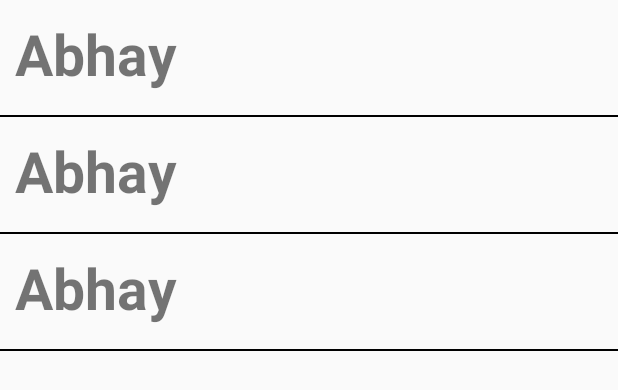
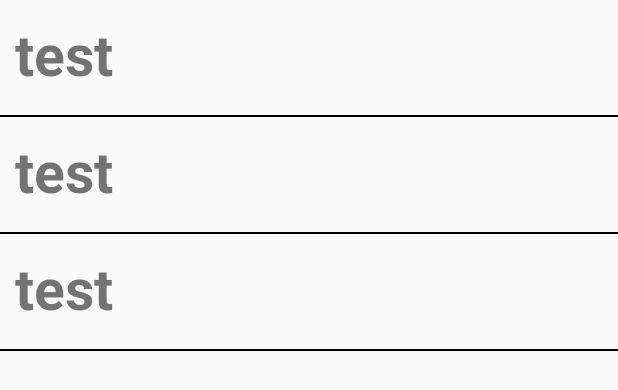
Before and after one commit to archillexx/Babble, an Android app: the layout activity_main.xml on its own in the app's theme, with its tools: preview values and no code run, on a phone screen of 412 x 824 dp. Shown: the top 390 px of the screen. Run offline under Robolectric (Android 15) with nearby library versions, the phone set to English and light mode, and no system bars.

Commit message:
fix derp

```diff
--- a/app/src/main/java/com/example/babble/User.kt
+++ b/app/src/main/java/com/example/babble/User.kt
@@ -1,8 +1,6 @@
 package com.example.babble
 
 class User {
-<<<<<<< HEAD
-=======
     var name: String? = null
     var email: String? = null
     var vid: String? = null
@@ -14,5 +12,4 @@ class User {
         this.vid=vid
     }
 
->>>>>>> f2c3b15aa7e9b5dbfff6915158d4939eb157c3b5
 }
--- a/app/src/main/res/layout/user_layout.xml
+++ b/app/src/main/res/layout/user_layout.xml
@@ -8,7 +8,7 @@
             android:id="@+id/txt_name"
             android:layout_width="match_parent"
             android:layout_height="wrap_content"
-            android:text="Abhay"
+            android:text="test"
             android:textSize="38sp"
             android:textStyle="bold"
             android:layout_margin="10dp"
```
Also changed, not shown: 1 other file.
